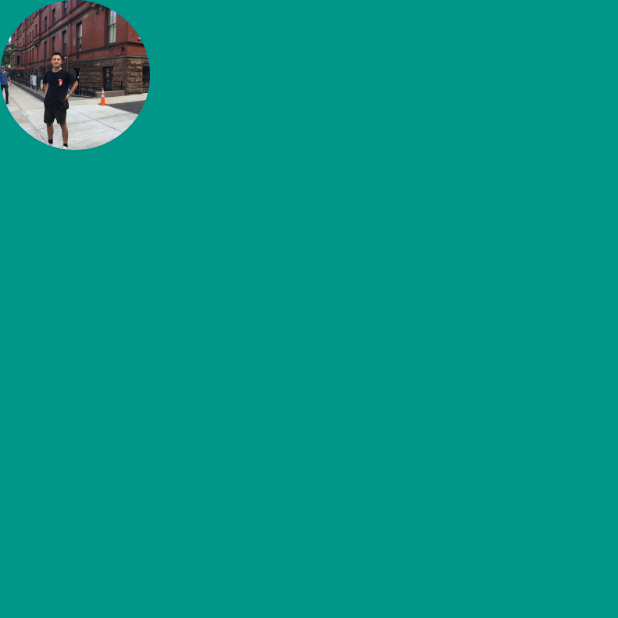
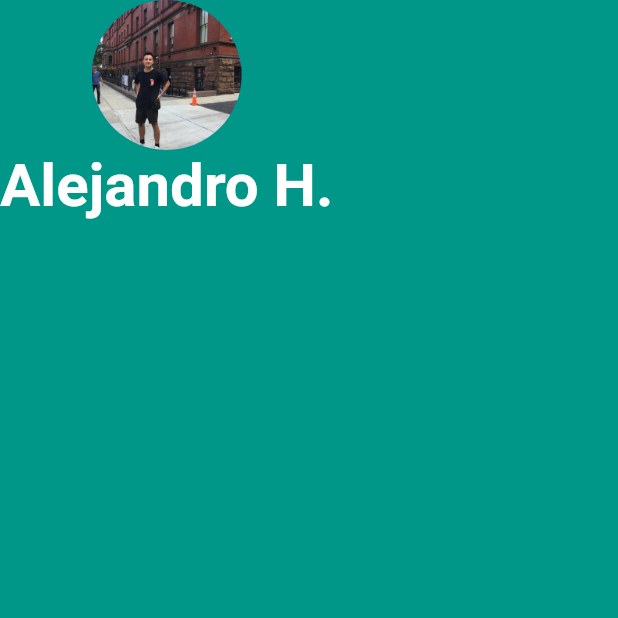
Before and after one commit to Alejandrehl/micard-app, a Flutter app: the screen it shows after launch, on a phone screen of 412 x 824 dp, the top half of it. Run offline on Flutter 3.47's test engine with Material 2 defaults, Android fonts, the phone set to English and light mode, and no system bars.

Commit message:
Avatar y texto en Column

```diff
--- a/lib/main.dart
+++ b/lib/main.dart
@@ -18,6 +18,14 @@ class MyApp extends StatelessWidget {
                 radius: 50.0,
                 backgroundImage: AssetImage("images/alejandro1.jpg"),
               ),
+              Text(
+                "Alejandro H.",
+                style: TextStyle(
+                  fontSize: 40.0,
+                  color: Colors.white,
+                  fontWeight: FontWeight.bold,
+                ),
+              )
             ],
           ),
         ),
```
